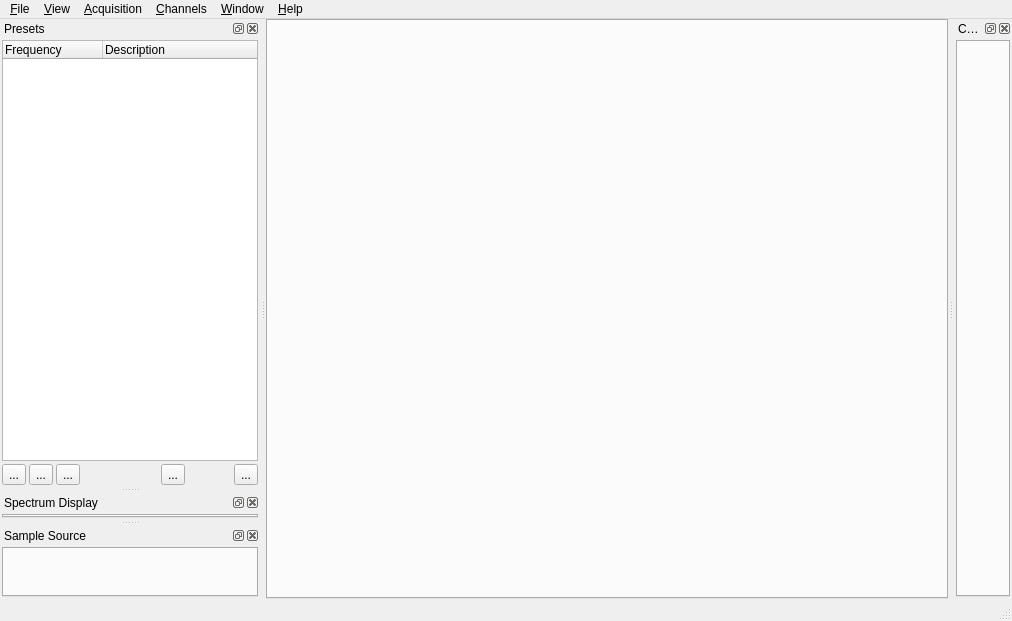
The window that sdrbase/mainwindow.ui (f4exb/sdrangel) describes before a commit, drawn with Qt 5.
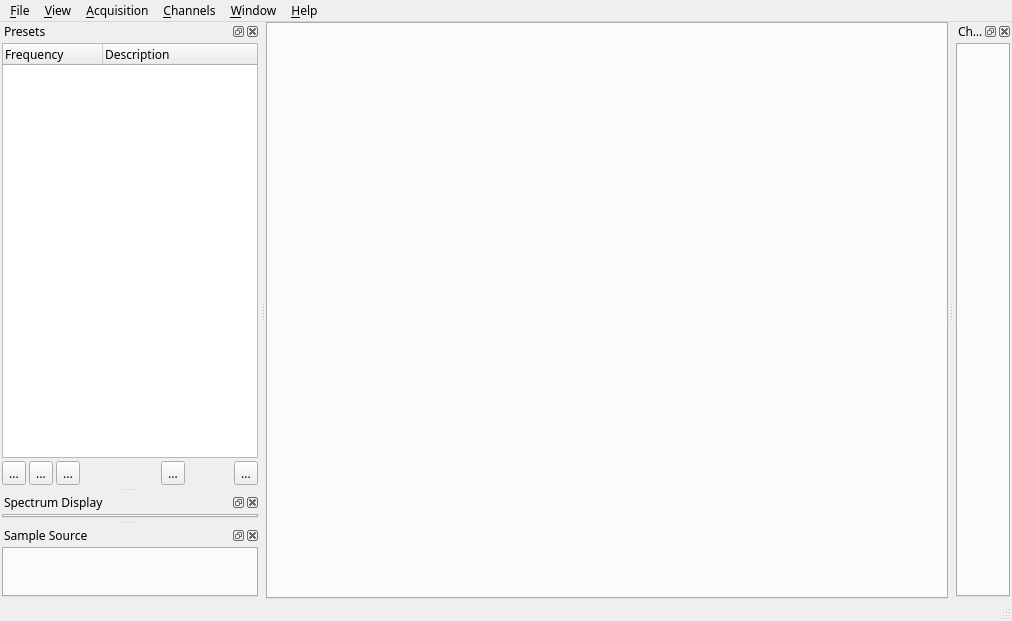
The same window after the commit. Icons and pictures are not drawn.

Commit message: Normalize main window font

Diff of the .ui file:
```diff
--- a/sdrbase/mainwindow.ui
+++ b/sdrbase/mainwindow.ui
@@ -10,6 +10,12 @@
     <height>621</height>
    </rect>
   </property>
+  <property name="font">
+   <font>
+    <family>Sans Serif</family>
+    <pointsize>9</pointsize>
+   </font>
+  </property>
   <property name="windowTitle">
    <string>SDRangel</string>
   </property>
@@ -63,7 +69,7 @@
      <x>0</x>
      <y>0</y>
      <width>1012</width>
-     <height>23</height>
+     <height>20</height>
     </rect>
    </property>
    <widget class="QMenu" name="menu_File">
```
Left out of the diff: 55 changed lines with no effect on the pictures.
